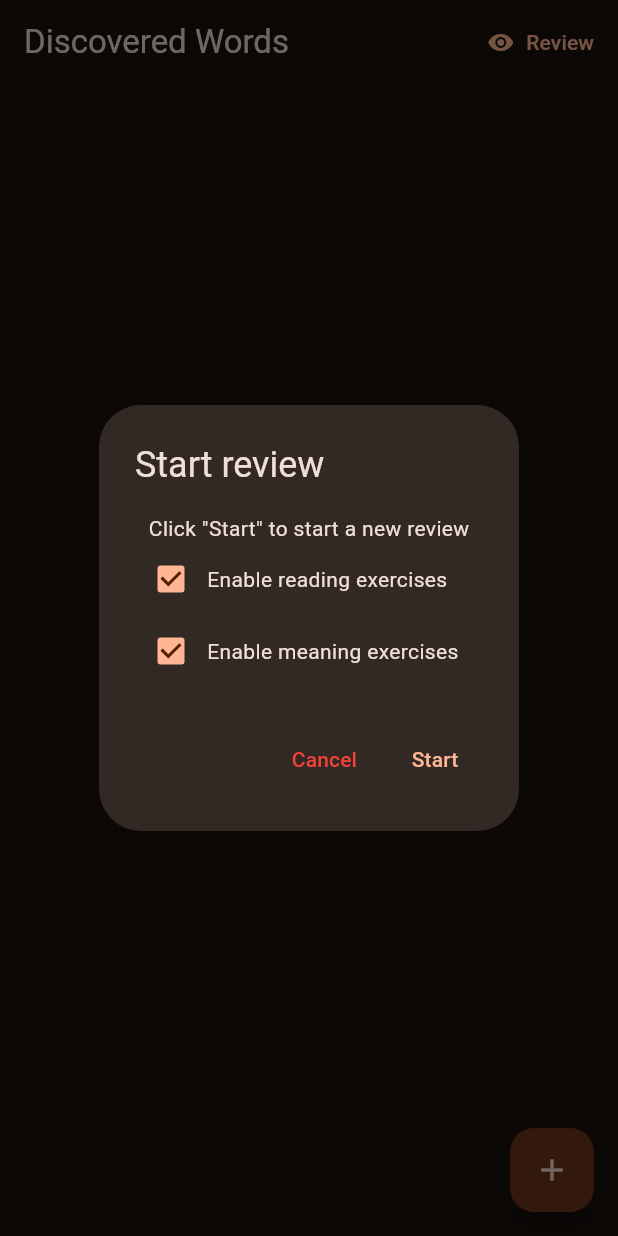
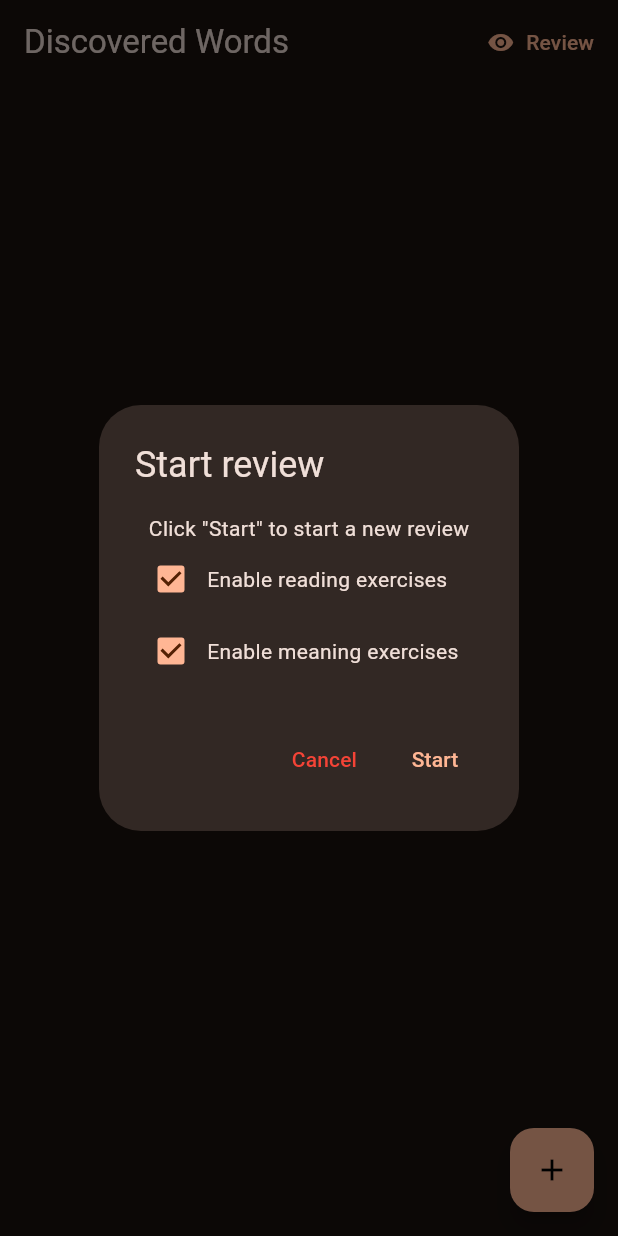
Before and after one commit to coffeeispower/memofante_v2, a Flutter app: the screen it shows after launch, after a tap on "Review", on a phone screen of 412 x 824 dp. Run offline on Flutter 3.47's test engine with Material 3 defaults, Android fonts, the phone set to English and light mode, and no system bars; our stand-ins replace modal_bottom_sheet, objectbox; missing offline and left inert: jm_dict, kana_kit, ruby_text, string_similarity; generated files the repository leaves out were written again.

Commit message:
fix: use a brighter color for floating action buttons

```diff
--- a/lib/pages/root_widget.dart
+++ b/lib/pages/root_widget.dart
@@ -14,6 +14,10 @@ class RootWidget extends StatelessWidget {
         brightness: Brightness.dark,
         useMaterial3: true,
         colorSchemeSeed: primaryColor,
+        floatingActionButtonTheme: const FloatingActionButtonThemeData(
+          backgroundColor: Color.fromARGB(255, 255, 182, 148),
+          foregroundColor: Colors.black
+        )
       ),
       localizationsDelegates: AppLocalizations.localizationsDelegates,
       supportedLocales: AppLocalizations.supportedLocales,
```
